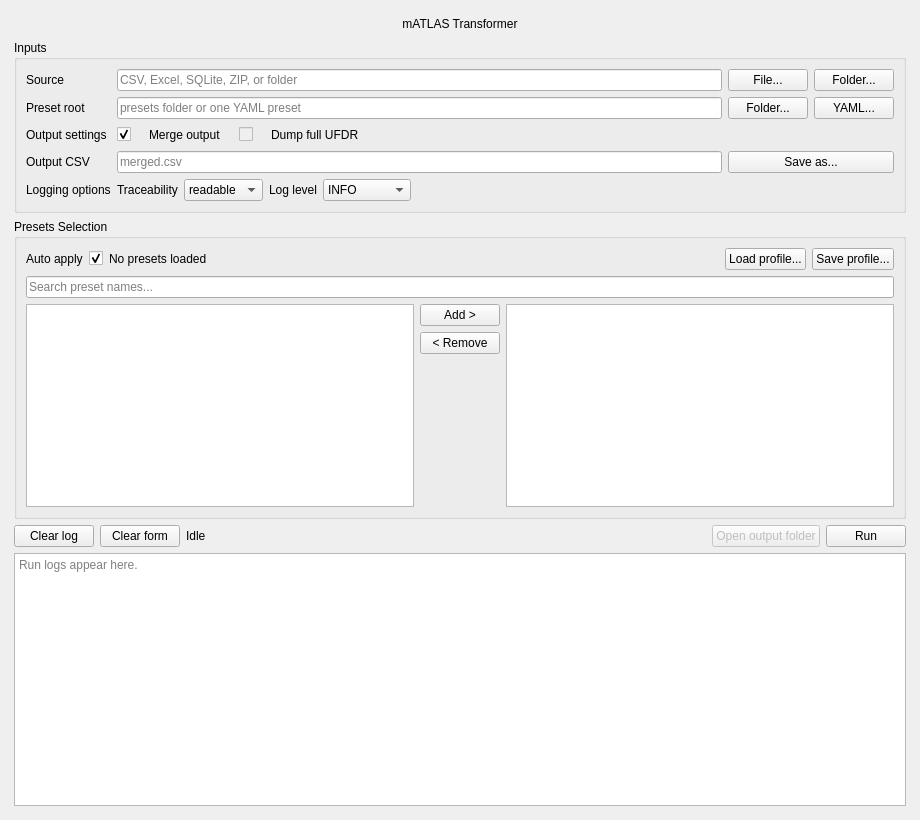
Old version of the form gui/main_window.ui in the repository Ben0x0a/mATLAS.
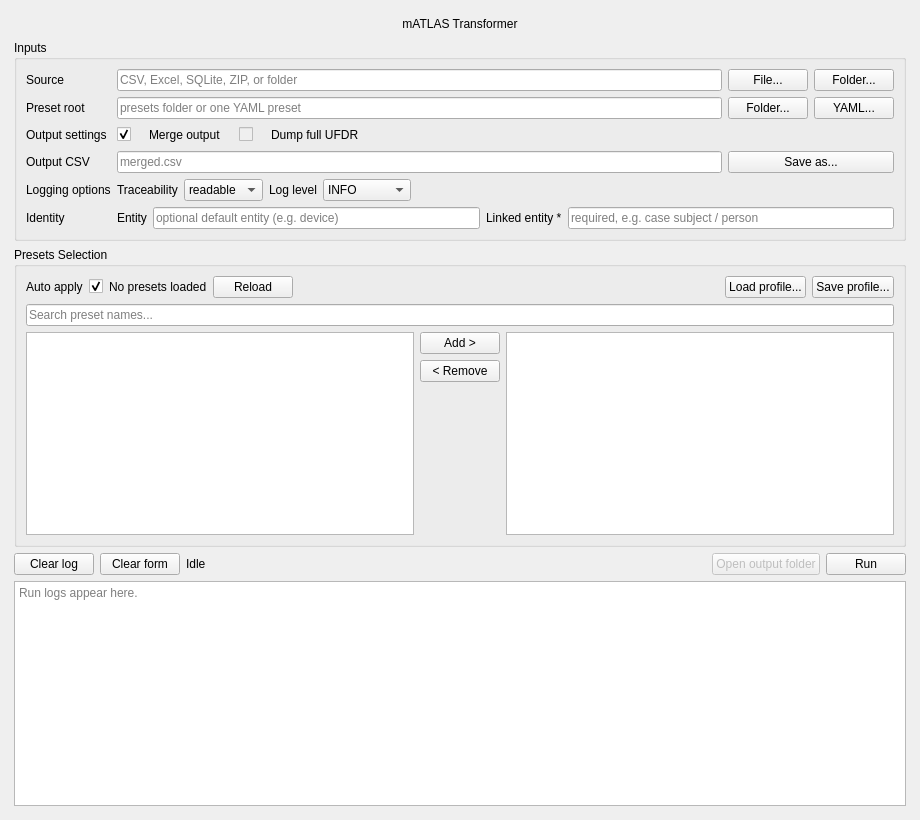
New version of the form. Custom widgets are drawn as their Qt base class.

Commit message: adding support for entity args

Diff of the .ui file:
```diff
--- a/gui/main_window.ui
+++ b/gui/main_window.ui
@@ -330,6 +330,45 @@
          </item>
         </layout>
        </item>
+       <item row="5" column="0">
+        <widget class="QLabel" name="identityLabel">
+         <property name="text">
+          <string>Identity</string>
+         </property>
+        </widget>
+       </item>
+       <item row="5" column="1" colspan="3">
+        <layout class="QHBoxLayout" name="identityLayout">
+         <item>
+          <widget class="QLabel" name="entityLabel">
+           <property name="text">
+            <string>Entity</string>
+           </property>
+          </widget>
+         </item>
+         <item>
+          <widget class="QLineEdit" name="entityEdit">
+           <property name="placeholderText">
+            <string>optional default entity (e.g. device)</string>
+           </property>
+          </widget>
+         </item>
+         <item>
+          <widget class="QLabel" name="linkedEntityLabel">
+           <property name="text">
+            <string>Linked entity *</string>
+           </property>
+          </widget>
+         </item>
+         <item>
+          <widget class="QLineEdit" name="linkedEntityEdit">
+           <property name="placeholderText">
+            <string>required, e.g. case subject / person</string>
+           </property>
+          </widget>
+         </item>
+        </layout>
+       </item>
       </layout>
      </widget>
     </item>
@@ -365,12 +404,19 @@
           </widget>
          </item>
          <item>
-          <widget class="QLabel" name="presetStatusLabel">
+         <widget class="QLabel" name="presetStatusLabel">
            <property name="text">
             <string>No presets loaded</string>
            </property>
           </widget>
          </item>
+         <item>
+          <widget class="QPushButton" name="reloadPresetsButton">
+           <property name="text">
+            <string>Reload</string>
+           </property>
+          </widget>
+         </item>
          <item>
           <spacer name="presetModeSpacer">
            <property name="orientation">
```
The commit also changes 4 other files.
